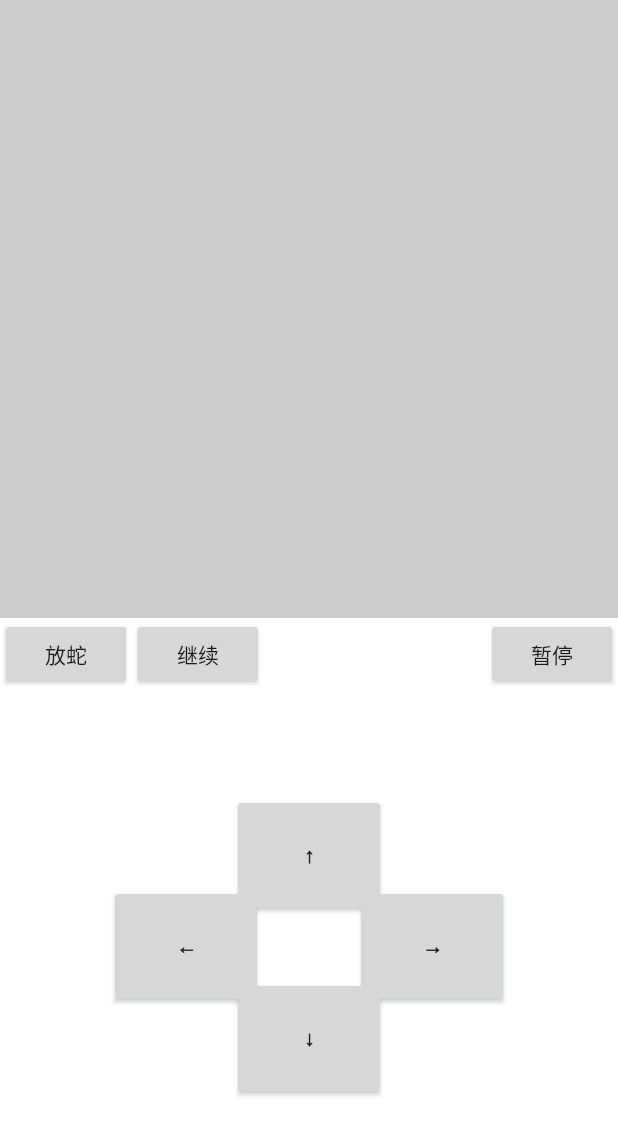
After one commit to FeCCC/GamesCollection, an Android app: the Snake screen opened directly, with no data from a screen before it, on a phone screen of 412 x 824 dp. The commit adds this screen. Shown: the top 1135 px of the screen. Run offline under Robolectric (Android 15) with nearby library versions, the phone set to English and light mode, and no system bars.

Commit message:
添加贪吃蛇

```diff
--- /dev/null
+++ b/app/src/main/java/com/example/gamescollection/Snake.java
@@ -0,0 +1,90 @@
+package com.example.gamescollection;
+
+import android.os.Bundle;
+import android.util.DisplayMetrics;
+import android.widget.Button;
+import android.widget.RelativeLayout;
+import android.app.Activity;
+import android.graphics.Color;
+import com.example.gamescollection.snake.GamePanel;
+
+public class Snake extends Activity {
+    private GamePanel mv;
+    private Button left,up,right,down;
+    private Button start;
+    private Button gameContinue;
+    private Button gameStop;
+
+    @Override
+    protected void onCreate(Bundle savedInstanceState) {
+        super.onCreate(savedInstanceState);
+        setContentView(R.layout.snake);
+        DisplayMetrics metric = new DisplayMetrics();
+        getWindowManager().getDefaultDisplay().getMetrics(metric);
+        int width = metric.widthPixels;     // 屏幕宽度（像素）
+        int height = metric.heightPixels;   // 屏幕高度（像素）
+        mv = (GamePanel)findViewById(R.id.mv);
+        mv.setBackgroundColor(Color.LTGRAY);
+        RelativeLayout.LayoutParams params = (RelativeLayout.LayoutParams)mv.getLayoutParams();
+        params.width = width;
+        params.height = width;
+        mv.setLayoutParams(params);
+        left=(Button)findViewById(R.id.left);
+        up=(Button)findViewById(R.id.up);
+        right=(Button)findViewById(R.id.right);
+        down=(Button)findViewById(R.id.down);
+        left.setWidth(width/4);
+        left.setHeight(width/5);
+        up.setWidth(width/4);
+        up.setHeight(width/5);
+        right.setWidth(width/4);
+        right.setHeight(width/5);
+        down.setWidth(width/4);
+        down.setHeight(width/5);
+        left.setX(width/2-width/8-width/5);
+        left.setY(width+(height-width)/3+width/10);
+        up.setX(width/2-width/8);
+        up.setY(width+(height-width)/3-width/20);
+        right.setX(width/2-width/8+width/5);
+        right.setY(width+(height-width)/3+width/10);
+        down.setX(width/2-width/8);
+        down.setY(width+(height-width)/3+width/5+width/20);
+        start=(Button)findViewById(R.id.start);
+        start.setOnTouchListener(mv);
+        gameContinue=(Button)findViewById(R.id.gameContinue);
+        gameContinue.setOnTouchListener(mv);
+        gameStop=(Button)findViewById(R.id.gameStop);
+        gameStop.setOnTouchListener(mv);
+        left.setOnTouchListener(mv);
+        up.setOnTouchListener(mv);
+        right.setOnTouchListener(mv);
+        down.setOnTouchListener(mv);
+    }
+    @Override
+    protected void onStart() {
+        super.onStart();
+    }
+    @Override
+    protected void onStop() {
+        super.onStop();
+    }
+    @Override
+    protected void onPause() {
+        super.onPause();
+        mv.start=false;
+    }
+
+    @Override
+    protected void onResume() {
+        super.onResume();
+    }
+    @Override
+    protected void onRestart() {
+        super.onRestart();
+    }
+    @Override
+    protected void onDestroy() {
+        super.onDestroy();
+    }
+
+}
--- /dev/null
+++ b/app/src/main/java/com/example/gamescollection/snake/DirectionThread.java
@@ -0,0 +1,25 @@
+package com.example.gamescollection.snake;
+
+public class DirectionThread extends Thread{
+
+    private com.example.gamescollection.snake.GamePanel mv;
+    private int direction;
+    public boolean canRun;
+
+    public DirectionThread(com.example.gamescollection.snake.GamePanel mv, int direction){
+        this.mv=mv;
+        this.direction=direction;
+    }
+
+    @Override
+    public void run() {
+        while (canRun) {
+            mv.setDirection(direction);
+            try {
+                Thread.sleep(10);
+            } catch (InterruptedException e) {
+                e.printStackTrace();
+            }
+        }
+    }
+}
--- a/app/src/main/res/layout/activity_main.xml
+++ b/app/src/main/res/layout/activity_main.xml
@@ -17,13 +17,13 @@
         tools:layout_editor_absoluteX="1dp">
 
         <Button
-            android:id="@+id/mine"
+            android:id="@+id/snake"
             android:layout_width="match_parent"
             android:layout_height="match_parent"
             android:layout_marginTop="-4dp"
             android:layout_marginBottom="-4dp"
             android:layout_weight="1"
-            android:text="扫雷"
+            android:text="贪吃蛇"
             android:textColor="#F1FAEE"
             android:textSize="@android:dimen/notification_large_icon_height"
             app:backgroundTint="#FF6B6B" />
--- /dev/null
+++ b/app/src/main/res/layout/snake.xml
@@ -0,0 +1,76 @@
+<?xml version="1.0" encoding="utf-8"?>
+<RelativeLayout
+    xmlns:android="http://schemas.android.com/apk/res/android"
+    android:layout_width="fill_parent"
+    android:layout_height="fill_parent">
+
+    <com.example.gamescollection.snake.GamePanel
+        android:id="@+id/mv"
+        android:layout_width="fill_parent"
+        android:layout_height="fill_parent"/>
+
+    <Button
+        android:id="@+id/left"
+        android:layout_width="wrap_content"
+        android:layout_height="wrap_content"
+
+        android:text="←"
+        android:textStyle="bold"
+        />
+
+    <Button
+        android:id="@+id/up"
+        android:layout_width="wrap_content"
+        android:layout_height="wrap_content"
+
+        android:text="↑"
+        android:textStyle="bold"
+        />
+
+    <Button
+        android:id="@+id/right"
+        android:layout_width="wrap_content"
+        android:layout_height="wrap_content"
+
+        android:text="→"
+        android:textStyle="bold"
+        />
+
+    <Button
+        android:id="@+id/down"
+        android:layout_width="wrap_content"
+        android:layout_height="wrap_content"
+
+        android:text="↓"
+        android:textStyle="bold"
+        />
+
+    <Button
+        android:id="@+id/start"
+        android:text="放蛇"
+        android:layout_width="wrap_content"
+        android:layout_height="wrap_content"
+        android:layout_below="@id/mv"
+        android:layout_marginLeft="0dp"
+        />
+
+    <Button
+        android:id="@+id/gameStop"
+        android:text="暂停"
+        android:layout_width="wrap_content"
+        android:layout_height="wrap_content"
+        android:layout_below="@id/mv"
+        android:layout_alignRight="@id/mv"
+        />
+
+    <Button
+        android:id="@+id/gameContinue"
+        android:text="继续"
+        android:layout_width="wrap_content"
+        android:layout_height="wrap_content"
+        android:layout_below="@id/mv"
+        android:layout_toRightOf="@id/start"
+        />
+
+
+</RelativeLayout>
```
Also changed, not shown: app/src/main/AndroidManifest.xml (+12 -0 lines), app/src/main/java/com/example/gamescollection/MainActivity.java (+9 -0 lines), app/src/main/java/com/example/gamescollection/snake/GamePanel.java (added, +263 -0 lines), app/src/main/java/com/example/gamescollection/snake/MyThread.java (added, +46 -0 lines), app/src/main/java/com/example/gamescollection/snake/SnackBody.java (added, +18 -0 lines).
